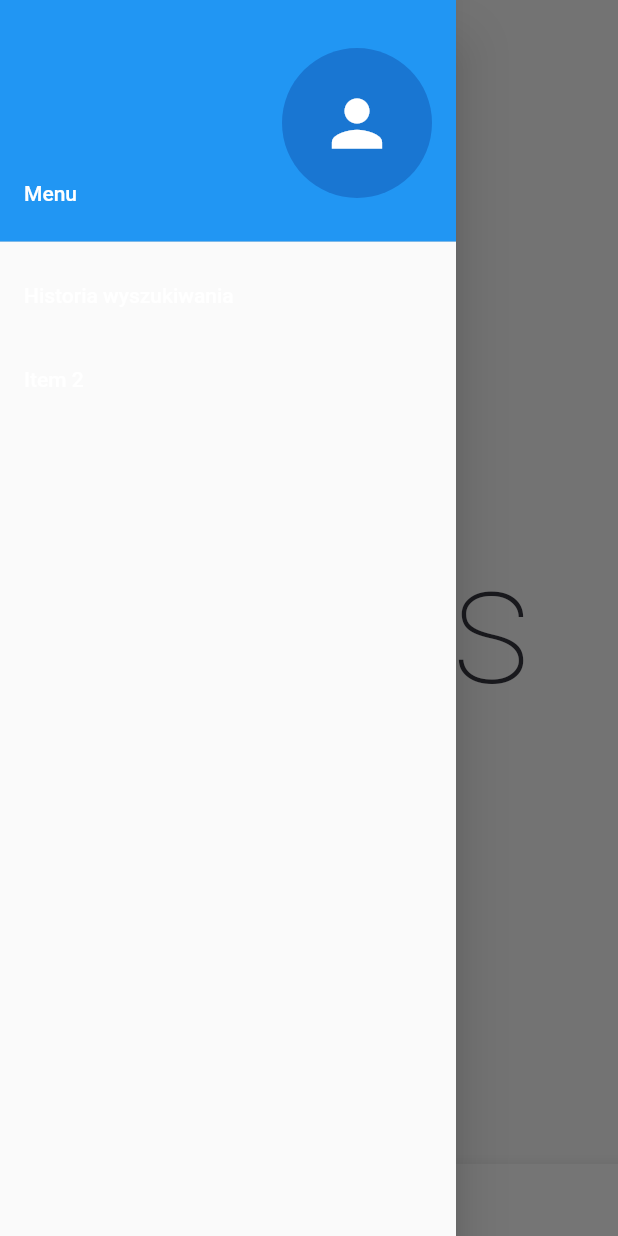
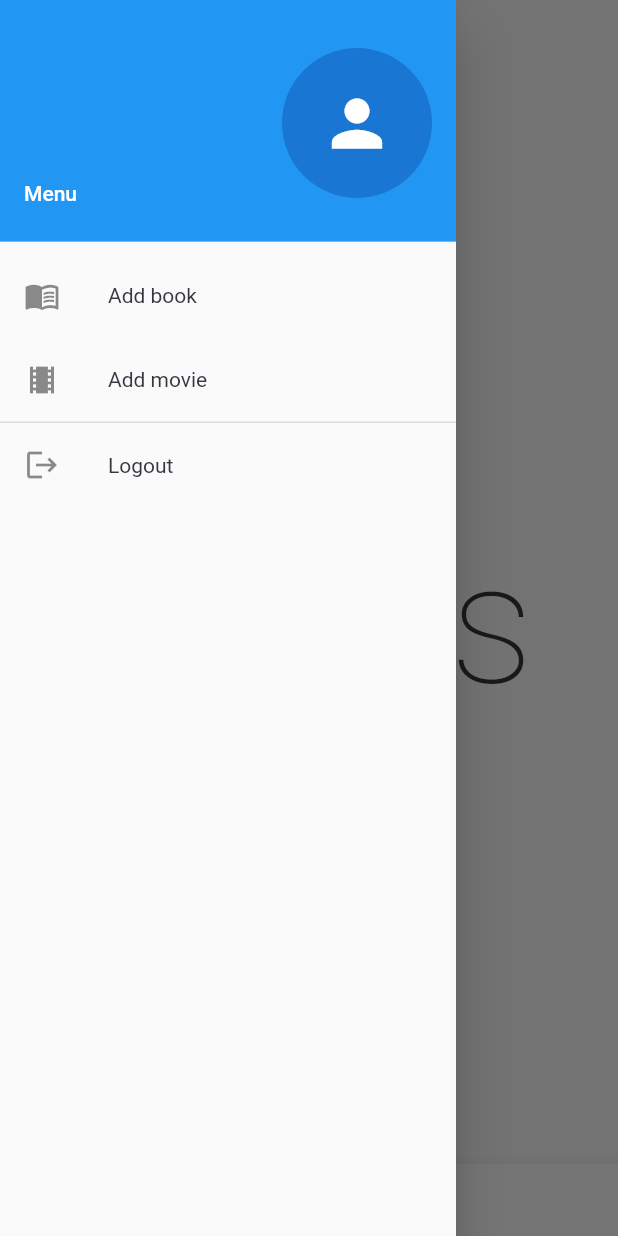
Before and after one commit to GeeA02/Books-and-Movies, a Flutter app: the screen it shows once a user with an empty profile is signed in, with the side drawer open, on a phone screen of 412 x 824 dp. Run offline on Flutter 3.47's test engine with Material 2 defaults, Android fonts, the phone set to English and light mode, and no system bars; our stand-ins replace firebase_auth, firebase_core, flutter_signin_button, google_sign_in; accounts and stored records are empty.

Commit message:
Created menu

```diff
--- a/lib/view/mainView.dart
+++ b/lib/view/mainView.dart
@@ -27,6 +27,12 @@ class _MainViewState extends State<MainView> {
     setState(() {
       _selectedIndex = index;
     });
+  }
+
+  // Example code for sign out.
+  Future<void> _signOut() async {
+    await FirebaseAuth.instance.signOut();
+    Navigator.pushReplacementNamed(context, '/signIn');
   }
 
   @override
@@ -69,17 +75,33 @@ class _MainViewState extends State<MainView> {
               ),
             ),
             ListTile(
-              title: Text('Historia wyszukiwania'),
+              leading: Icon(Icons.menu_book),
+              title: Text('Add book',
+                  style: Theme.of(context).textTheme.bodyText2),
               onTap: () {
+                _onItemTapped(0);
                 Navigator.pop(context);
               },
             ),
             ListTile(
-              title: Text('Item 2'),
+              leading: Icon(Icons.local_movies),
+              title: Text('Add movie',
+                  style: Theme.of(context).textTheme.bodyText2),
               onTap: () {
-                // Update the state of the app
-                // ...
-                // Then close the drawer
+                _onItemTapped(1);
+                Navigator.pop(context);
+              },
+            ),
+            Divider(
+              height: 1,
+              thickness: 1,
+            ),
+            ListTile(
+              leading: Icon(Icons.logout),
+              title:
+                  Text('Logout', style: Theme.of(context).textTheme.bodyText2),
+              onTap: () {
+                _signOut();
                 Navigator.pop(context);
               },
             ),
--- a/lib/view/signUpView.dart
+++ b/lib/view/signUpView.dart
@@ -110,7 +110,7 @@ class _SignUpViewState extends State<SignUpView> {
       setState(() {
         _success = true;
         _userEmail = user.email;
-        Navigator.pushReplacementNamed(context, '/main', arguments: user);
+        Navigator.pushReplacementNamed(context, '/main');
       });
     } else {
       _success = false;
```
Also changed, not shown: lib/view/signInView.dart (+1 -6 lines).
